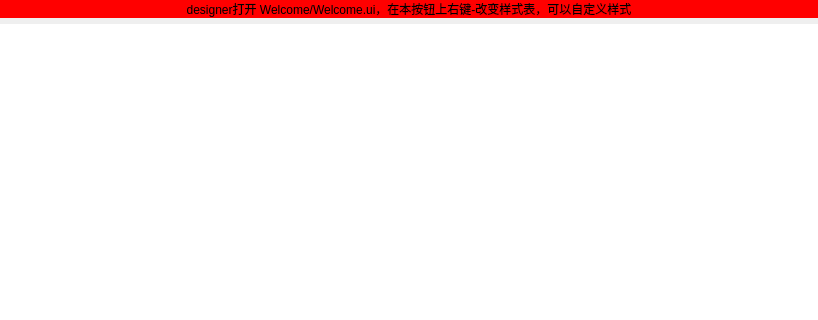
First picture: the form in Welcome/welcome.ui, repository noobPlusPlus/PyQtWidgetToyBox, before the edit; both pictures show x 0 to 818 and y 0 to 320 of the 818 by 567 pixel window.
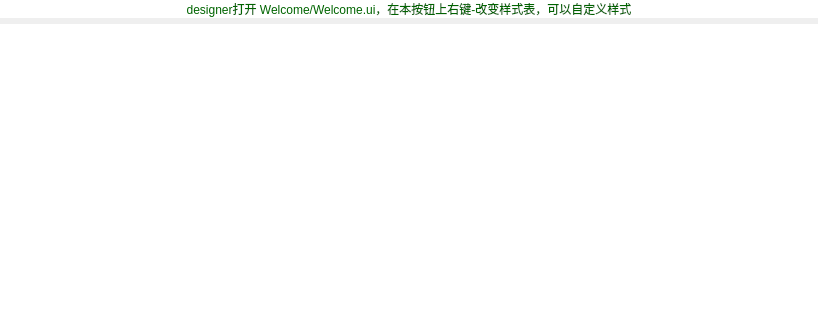
Second picture: the form after the edit.

Patch:
```diff
--- a/Welcome/welcome.ui
+++ b/Welcome/welcome.ui
@@ -31,12 +31,11 @@
      <property name="styleSheet">
       <string notr="true">.QPushButton
 {
-    background:red;
     border:none;
-    background: &quot;#FFFFFF&quot;;
+    color: darkgreen;
     font-family: &quot;Microsoft YaHei&quot;;
     font-size:12px;
-	color:black;
+	background:white;
 }
 
 .QPushButton:hover, .QPushButton:checked
```
